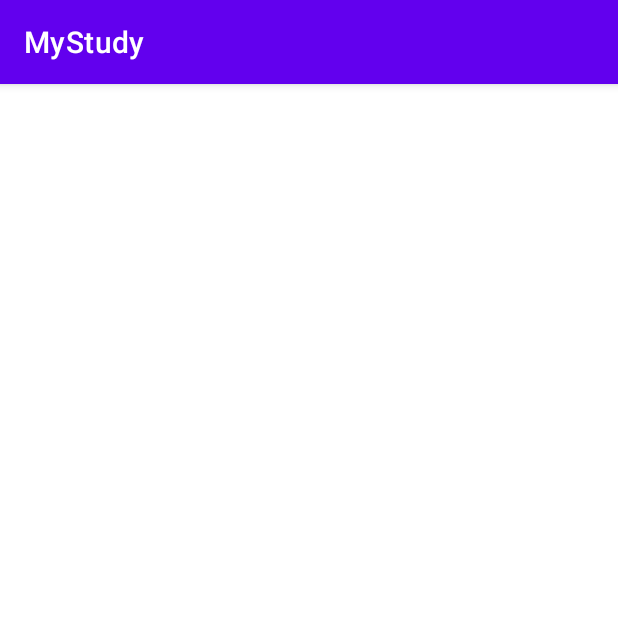
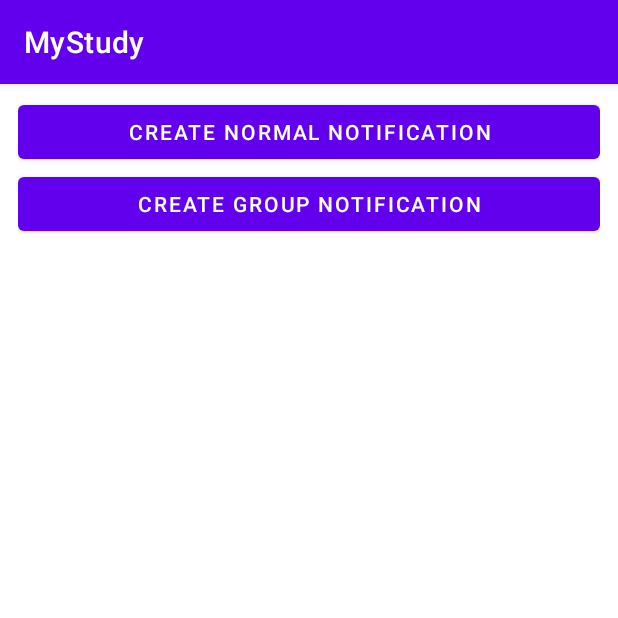
Before and after one commit to jhamin0511/MyStudy, an Android app: the NotificationFragment screen opened through its navigation route, on a phone screen of 412 x 824 dp, the top half of it. Run offline under Robolectric (Android 15) with nearby library versions, the phone set to English and light mode, and no system bars; our stand-ins replace Dagger/Hilt's generated code, data binding.

Commit message:
feat: Notification Normal, Group

```diff
--- /dev/null
+++ b/app/src/main/java/com/github/jhamin0511/mystudy/key/SringKey.kt
@@ -0,0 +1,4 @@
+package com.github.jhamin0511.mystudy.key
+
+const val TITLE = "title"
+const val DESCRIPTION = "description"
--- a/app/src/main/java/com/github/jhamin0511/mystudy/ui/notification/NotificationFragment.kt
+++ b/app/src/main/java/com/github/jhamin0511/mystudy/ui/notification/NotificationFragment.kt
@@ -5,11 +5,8 @@ import com.github.jhamin0511.mystudy.base.BaseFragment
 import com.github.jhamin0511.mystudy.databinding.FragmentNotificationBinding
 
 class NotificationFragment : BaseFragment<FragmentNotificationBinding>() {
-
-    companion object {
-        fun start(): NotificationFragment {
-            return NotificationFragment()
-        }
+    private val notification: Notification by lazy {
+        Notification(requireContext())
     }
 
     override fun getLayoutId() = R.layout.fragment_notification
@@ -27,6 +24,11 @@ class NotificationFragment : BaseFragment<FragmentNotificationBinding>() {
     }
 
     override fun bindEvent() {
-        // no-op comment in an unused listener function
+        binding.createNormal.setOnClickListener {
+            notification.notifyNormal()
+        }
+        binding.createGroup.setOnClickListener {
+            notification.notifyGroup()
+        }
     }
 }
--- a/app/src/main/java/com/github/jhamin0511/mystudy/ui/study/StudyActivity.kt
+++ b/app/src/main/java/com/github/jhamin0511/mystudy/ui/study/StudyActivity.kt
@@ -17,4 +17,10 @@ class StudyActivity : AppCompatActivity() {
 
         binding = DataBindingUtil.setContentView(this, R.layout.activity_study)
     }
+
+    override fun onPause() {
+        super.onPause()
+
+        overridePendingTransition(0, R.anim.translate_activity_stay)
+    }
 }
--- /dev/null
+++ b/app/src/main/res/anim/translate_activity_stay.xml
@@ -0,0 +1,7 @@
+<?xml version="1.0" encoding="utf-8"?>
+<set xmlns:android="http://schemas.android.com/apk/res/android">
+    <translate
+        android:duration="@android:integer/config_longAnimTime"
+        android:fromYDelta="0%"
+        android:toYDelta="0%" />
+</set>
--- a/app/src/main/res/layout/fragment_notification.xml
+++ b/app/src/main/res/layout/fragment_notification.xml
@@ -1,9 +1,27 @@
 <?xml version="1.0" encoding="utf-8"?>
-<layout xmlns:android="http://schemas.android.com/apk/res/android">
+<layout xmlns:android="http://schemas.android.com/apk/res/android"
+    xmlns:app="http://schemas.android.com/apk/res-auto">
 
     <androidx.constraintlayout.widget.ConstraintLayout
         android:layout_width="match_parent"
-        android:layout_height="match_parent">
+        android:layout_height="match_parent"
+        android:paddingStart="@dimen/space_medium"
+        android:paddingTop="@dimen/space_small"
+        android:paddingEnd="@dimen/space_medium"
+        android:paddingBottom="@dimen/space_small">
 
+        <Button
+            android:id="@+id/create_normal"
+            android:layout_width="match_parent"
+            android:layout_height="wrap_content"
+            android:text="@string/create_normal"
+            app:layout_constraintTop_toTopOf="parent" />
+
+        <Button
+            android:id="@+id/create_group"
+            android:layout_width="match_parent"
+            android:layout_height="wrap_content"
+            android:text="@string/create_group"
+            app:layout_constraintTop_toBottomOf="@id/create_normal" />
     </androidx.constraintlayout.widget.ConstraintLayout>
 </layout>
--- a/app/src/main/res/navigation/navigation.xml
+++ b/app/src/main/res/navigation/navigation.xml
@@ -13,10 +13,26 @@
         <action
             android:id="@+id/action_studyFragment_to_notificationFragment"
             app:destination="@id/notificationFragment" />
+        <action
+            android:id="@+id/action_studyFragment_to_notificationNormalFragment"
+            app:destination="@id/notificationNormalFragment" />
+        <action
+            android:id="@+id/action_studyFragment_to_notificationGroupFragment"
+            app:destination="@id/notificationGroupFragment" />
     </fragment>
     <fragment
         android:id="@+id/notificationFragment"
         android:name="com.github.jhamin0511.mystudy.ui.notification.NotificationFragment"
         android:label="NotificationFragment"
         tools:layout="@layout/fragment_notification" />
+    <fragment
+        android:id="@+id/notificationNormalFragment"
+        android:name="com.github.jhamin0511.mystudy.ui.notification.NotificationNormalFragment"
+        android:label="NotificationNormalFragment"
+        tools:layout="@layout/fragment_notification_result" />
+    <fragment
+        android:id="@+id/notificationGroupFragment"
+        android:name="com.github.jhamin0511.mystudy.ui.notification.NotificationGroupFragment"
+        android:label="NotificationGroupFragment"
+        tools:layout="@layout/fragment_notification_result" />
 </navigation>
--- a/app/src/main/res/values/strings.xml
+++ b/app/src/main/res/values/strings.xml
@@ -1,4 +1,10 @@
 <resources>
     <string name="app_name">MyStudy</string>
-    <string name="notification">notification</string>
+    <string name="notification">Notification</string>
+    <string name="create_normal">Create Normal Notification</string>
+    <string name="channel_normal">Normal</string>
+    <string name="channel_normal_description">Normal Notification</string>
+    <string name="create_group">Create Group Notification</string>
+    <string name="channel_group">Group</string>
+    <string name="channel_group_description">Group Notification</string>
 </resources>
--- a/build.gradle
+++ b/build.gradle
@@ -2,6 +2,7 @@
 buildscript {
     ext {
         hilt_version = '2.42'
+        nav_version = "2.4.2"
     }
     repositories {
         mavenCentral()
@@ -9,6 +10,8 @@ buildscript {
     dependencies {
         classpath "io.gitlab.arturbosch.detekt:detekt-gradle-plugin:1.20.0"
         classpath "com.google.dagger:hilt-android-gradle-plugin:$hilt_version"
+        classpath "de.mannodermaus.gradle.plugins:android-junit5:1.8.2.0"
+        classpath "androidx.navigation:navigation-safe-args-gradle-plugin:$nav_version"
     }
 }
 
```
Also changed, not shown: app/build.gradle (+23 -7 lines), app/src/main/java/com/github/jhamin0511/mystudy/ui/notification/ChannelType.kt (added, +14 -0 lines), app/src/main/java/com/github/jhamin0511/mystudy/ui/notification/GroupType.kt (added, +8 -0 lines), app/src/main/java/com/github/jhamin0511/mystudy/ui/notification/Notification.kt (added, +117 -0 lines), app/src/main/java/com/github/jhamin0511/mystudy/ui/notification/NotificationGroupFragment.kt (added, +32 -0 lines), app/src/main/java/com/github/jhamin0511/mystudy/ui/notification/NotificationNormalFragment.kt (added, +30 -0 lines), app/src/main/java/com/github/jhamin0511/mystudy/ui/notification/NotificationResultViewModel.kt (added, +30 -0 lines), app/src/main/res/layout/fragment_notification_result.xml (added, +44 -0 lines), app/src/main/res/values/colors.xml (+10 -2 lines), 2 other files.
